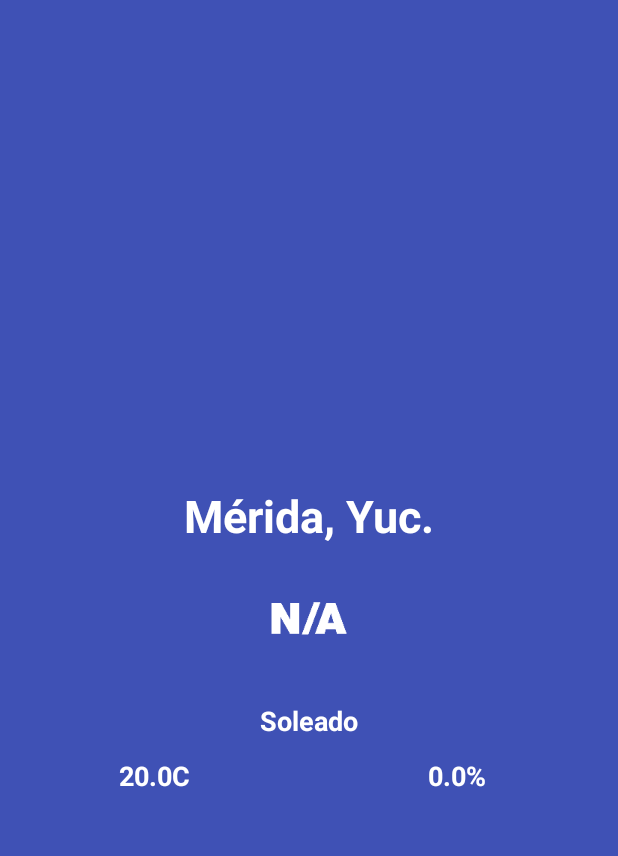
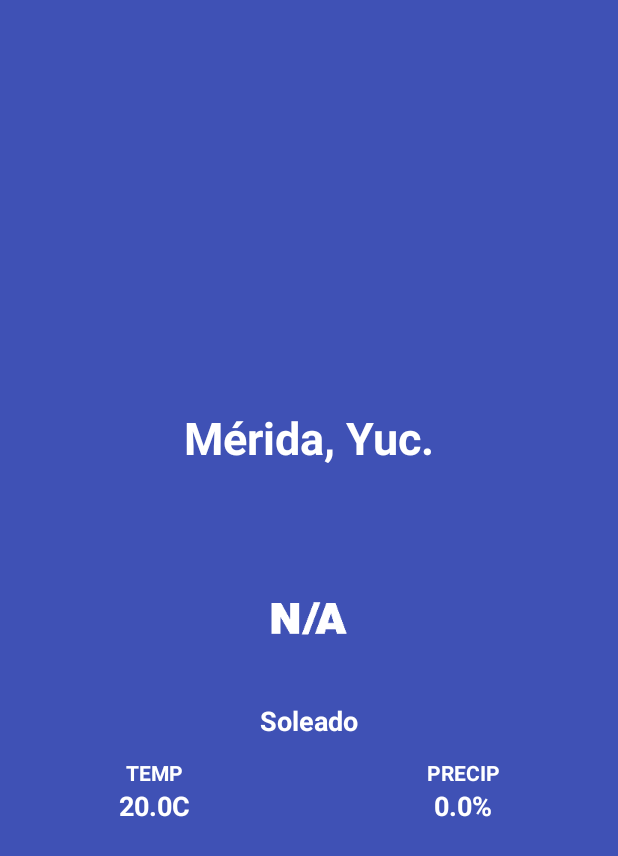
Before and after one commit to alfonsod1986/weather-retrofit-rxjava, an Android app: the screen it shows after launch (MainActivity), on a phone screen of 412 x 824 dp. Shown: the top 856 px of the screen. Run offline under Robolectric (Android 15) with nearby library versions, the phone set to English and light mode, and no system bars.

Commit message:
Add new Texview for Temp and Precip placeholder

```diff
--- a/app/src/main/res/layout/activity_main.xml
+++ b/app/src/main/res/layout/activity_main.xml
@@ -26,13 +26,12 @@
         android:id="@+id/main_txt_location"
         android:layout_width="0dp"
         android:layout_height="wrap_content"
-        android:layout_marginBottom="8dp"
-        android:layout_marginEnd="8dp"
-        android:layout_marginStart="8dp"
+        android:layout_marginBottom="60dp"
         android:text="@string/lbl_txt_location"
         android:textSize="30sp"
         app:layout_constraintBottom_toTopOf="@+id/imageView2"
         app:layout_constraintEnd_toEndOf="parent"
+        app:layout_constraintHorizontal_bias="0.0"
         app:layout_constraintStart_toStartOf="parent" />
 
     <TextView
@@ -59,9 +58,7 @@
         android:id="@+id/main_txt_temperature"
         android:layout_width="0dp"
         android:layout_height="wrap_content"
-        android:layout_marginEnd="8dp"
-        android:layout_marginStart="8dp"
-        android:layout_marginTop="12dp"
+        android:layout_marginTop="32dp"
         android:text="@string/lbl_txt_temperature"
         android:textSize="18sp"
         app:layout_constraintEnd_toStartOf="@+id/guideline"
@@ -72,12 +69,27 @@
         android:id="@+id/main_txt_precipitation"
         android:layout_width="0dp"
         android:layout_height="wrap_content"
-        android:layout_marginEnd="8dp"
-        android:layout_marginStart="8dp"
-        android:layout_marginTop="12dp"
+        android:layout_marginTop="32dp"
         android:text="@string/lbl_txt_precipitation"
         android:textSize="18sp"
         app:layout_constraintEnd_toEndOf="parent"
         app:layout_constraintStart_toEndOf="@+id/main_txt_temperature"
         app:layout_constraintTop_toBottomOf="@+id/main_txt_description" />
+
+    <TextView
+        android:layout_width="0dp"
+        android:layout_height="wrap_content"
+        android:text="@string/placeholder_temperature"
+        app:layout_constraintBottom_toTopOf="@+id/main_txt_temperature"
+        app:layout_constraintEnd_toStartOf="@+id/guideline"
+        app:layout_constraintStart_toStartOf="parent" />
+
+    <TextView
+        android:id="@+id/textView2"
+        android:layout_width="0dp"
+        android:layout_height="wrap_content"
+        android:text="@string/placeholder_precipitation"
+        app:layout_constraintBottom_toTopOf="@+id/main_txt_precipitation"
+        app:layout_constraintEnd_toEndOf="parent"
+        app:layout_constraintStart_toStartOf="@+id/guideline" />
 </android.support.constraint.ConstraintLayout>
--- a/app/src/main/res/values/strings.xml
+++ b/app/src/main/res/values/strings.xml
@@ -4,4 +4,6 @@
     <string name="lbl_txt_description">Soleado</string>
     <string name="lbl_txt_temperature">20.0C</string>
     <string name="lbl_txt_precipitation">0.0%</string>
+    <string name="placeholder_temperature">TEMP</string>
+    <string name="placeholder_precipitation">PRECIP</string>
 </resources>
```
